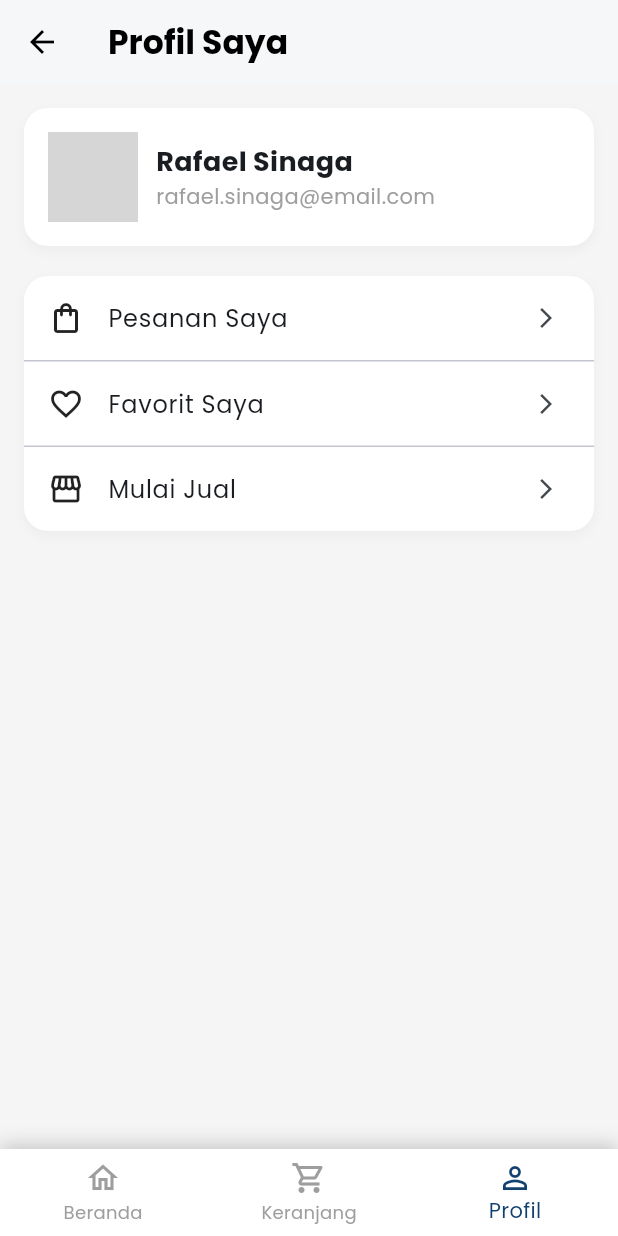
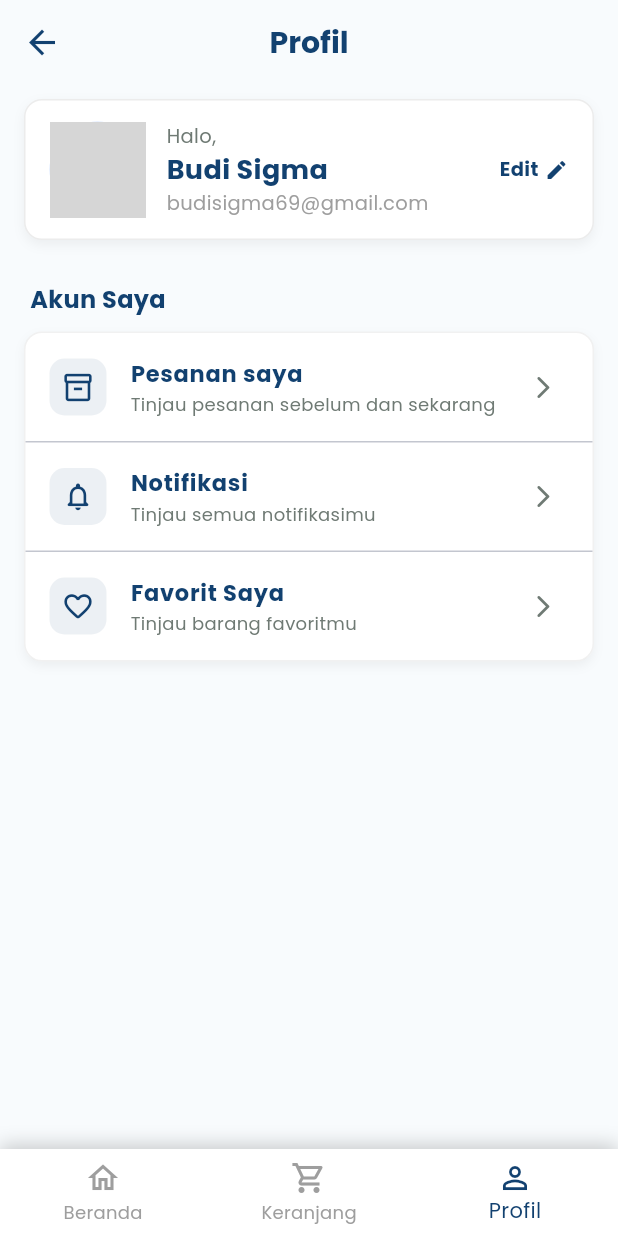
Before and after one commit to Rafael-Sinaga/ravello, a Flutter app: the ProfilePage screen opened by its route, on a phone screen of 412 x 824 dp. Run offline on Flutter 3.47's test engine with Material 3 defaults, Android fonts, the phone set to English and light mode, and no system bars; grey boxes are pictures that could not be loaded.

Commit message:
logika mikri kids

```diff
--- a/lib/main.dart
+++ b/lib/main.dart
@@ -1,6 +1,8 @@
 // lib/main.dart
 import 'package:flutter/material.dart';
 import 'package:provider/provider.dart';
+
+// === Pages ===
 import 'package:ravello/pages/splash_screen.dart';
 import 'package:ravello/pages/login_page.dart';
 import 'package:ravello/pages/register_page.dart';
@@ -8,15 +10,20 @@ import 'package:ravello/pages/home_page.dart';
 import 'package:ravello/pages/cart_page.dart';
 import 'package:ravello/pages/onboarding.dart';
 import 'package:ravello/pages/checkout_page.dart';
-import 'package:ravello/pages/profile_page.dart'; // ✅ tambahkan import profile_page
+import 'package:ravello/pages/profile_page.dart';
 import 'package:ravello/pages/favorite_page.dart';
+import 'package:ravello/pages/order_page.dart';
+
+// === Providers ===
 import 'package:ravello/providers/cart_provider.dart';
+import 'package:ravello/providers/order_provider.dart';
 
 void main() {
   runApp(
     MultiProvider(
       providers: [
         ChangeNotifierProvider(create: (_) => CartProvider()),
+        ChangeNotifierProvider(create: (_) => OrderProvider()), // ✅ Tambahan provider baru
       ],
       child: const RavelloApp(),
     ),
@@ -45,9 +52,9 @@ class RavelloApp extends StatelessWidget {
         '/home': (context) => const HomePage(),
         '/cart': (context) => const CartPage(),
         '/checkout': (context) => const CheckoutPage(),
-        '/profile': (context) => const ProfilePage(), // ✅ route baru ditambahkan
-        // '/payment': (context) => const PaymentPage(), // <- dihapus
+        '/profile': (context) => const ProfilePage(),
         '/favorite': (context) => const FavoritePage(),
+        '/orders': (context) => const OrderPage(), // ✅ route baru untuk halaman pesanan
       },
     );
   }
@@ -70,7 +77,6 @@ class _SplashScreenWrapperState extends State<SplashScreenWrapper> {
   Future<void> _navigateToOnboarding() async {
     await Future.delayed(const Duration(seconds: 2));
     if (!mounted) return;
-
     Navigator.pushReplacementNamed(context, '/onboarding');
   }
 
--- a/lib/pages/profile_page.dart
+++ b/lib/pages/profile_page.dart
@@ -1,3 +1,4 @@
+// lib/pages/profile_page.dart
 import 'package:flutter/material.dart';
 import 'home_page.dart';
 import 'order_page.dart';
@@ -8,6 +9,9 @@ class ProfilePage extends StatelessWidget {
 
   @override
   Widget build(BuildContext context) {
+    const Color primaryColor = Color(0xFF124170);
+    const Color lightBackground = Color(0xFFF8FBFD);
+
     return WillPopScope(
       onWillPop: () async {
         Navigator.of(context).pushReplacement(
@@ -17,46 +21,49 @@ class ProfilePage extends StatelessWidget {
                 const HomePage(),
             transitionsBuilder:
                 (context, animation, secondaryAnimation, child) {
-              return FadeTransition(
-                opacity: animation,
-                child: child,
-              );
+              return FadeTransition(opacity: animation, child: child);
             },
           ),
         );
         return false;
       },
       child: Scaffold(
-        backgroundColor: Colors.grey[100],
+        backgroundColor: lightBackground,
         appBar: AppBar(
+          backgroundColor: lightBackground,
+          elevation: 0,
+          leading: IconButton(
+            icon: const Icon(Icons.arrow_back, color: primaryColor, size: 26),
+            onPressed: () => Navigator.pushReplacementNamed(context, '/home'),
+          ),
           title: const Text(
-            'Profil Saya',
-            style: TextStyle(fontWeight: FontWeight.bold),
-          ),
-          backgroundColor: Colors.white,
-          foregroundColor: Colors.black,
-          elevation: 1,
-          leading: IconButton(
-            icon: const Icon(Icons.arrow_back),
-            onPressed: () {
-              Navigator.pushReplacementNamed(context, '/home');
-            },
+            'Profil',
+            style: TextStyle(
+              fontWeight: FontWeight.bold,
+              color: primaryColor,
+              fontSize: 20,
             ),
           ),
+          centerTitle: true,
+        ),
         body: SingleChildScrollView(
-          padding: const EdgeInsets.all(16),
+          physics: const BouncingScrollPhysics(),
+          padding: const EdgeInsets.symmetric(horizontal: 16, vertical: 10),
           child: Column(
             crossAxisAlignment: CrossAxisAlignment.start,
             children: [
-              // --- Bagian Profil User ---
+              // === Kartu Profil ===
               Container(
-                padding: const EdgeInsets.all(16),
+                width: double.infinity,
+                padding:
+                    const EdgeInsets.symmetric(horizontal: 16, vertical: 14),
                 decoration: BoxDecoration(
                   color: Colors.white,
-                  borderRadius: BorderRadius.circular(16),
+                  borderRadius: BorderRadius.circular(12),
+                  border: Border.all(color: Colors.grey.withOpacity(0.2)),
                   boxShadow: [
                     BoxShadow(
-                      color: Colors.grey.withOpacity(0.1),
+                      color: Colors.black.withOpacity(0.05),
                       blurRadius: 6,
                       offset: const Offset(0, 3),
                     ),
@@ -65,56 +72,97 @@ class ProfilePage extends StatelessWidget {
                 child: Row(
                   children: [
                     const CircleAvatar(
-                      radius: 30,
+                      radius: 32,
                       backgroundImage: AssetImage('assets/images/profile.png'),
                     ),
-                    const SizedBox(width: 12),
-                    Column(
+                    const SizedBox(width: 14),
+                    Expanded(
+                      child: Column(
                         crossAxisAlignment: CrossAxisAlignment.start,
                         children: const [
                           Text(
-                          'Rafael Sinaga',
+                            'Halo,',
                             style: TextStyle(
+                              color: Color(0xFF6F7A74),
+                              fontSize: 13,
+                            ),
+                          ),
+                          Text(
+                            'Budi Sigma',
+                            style: TextStyle(
+                              color: primaryColor,
                               fontSize: 18,
                               fontWeight: FontWeight.bold,
                             ),
                           ),
                           Text(
-                          'rafael.sinaga@email.com',
+                            'budisigma69@gmail.com',
                             style: TextStyle(
                               color: Colors.grey,
-                            fontSize: 14,
+                              fontSize: 13,
                             ),
                           ),
                         ],
                       ),
+                    ),
+                    InkWell(
+                      onTap: () {
+                        // nanti bisa diarahkan ke halaman edit profil
+                      },
+                      child: Row(
+                        children: const [
+                          Text(
+                            'Edit',
+                            style: TextStyle(
+                              color: primaryColor,
+                              fontWeight: FontWeight.w600,
+                              fontSize: 13,
+                            ),
+                          ),
+                          SizedBox(width: 4),
+                          Icon(Icons.edit, size: 16, color: primaryColor),
                         ],
                       ),
                     ),
-              const SizedBox(height: 20),
+                  ],
+                ),
+              ),
+              const SizedBox(height: 28),
 
-              // --- Bagian Menu Profil ---
+              // === Judul Akun Saya ===
+              const Padding(
+                padding: EdgeInsets.only(left: 4, bottom: 10),
+                child: Text(
+                  'Akun Saya',
+                  style: TextStyle(
+                    fontSize: 16,
+                    fontWeight: FontWeight.bold,
+                    color: primaryColor,
+                  ),
+                ),
+              ),
+
+              // === Kartu Menu ===
               Container(
                 decoration: BoxDecoration(
                   color: Colors.white,
-                  borderRadius: BorderRadius.circular(16),
+                  borderRadius: BorderRadius.circular(12),
+                  border: Border.all(color: Colors.grey.withOpacity(0.15)),
                   boxShadow: [
                     BoxShadow(
-                      color: Colors.grey.withOpacity(0.1),
-                      blurRadius: 6,
+                      color: Colors.black.withOpacity(0.05),
+                      blurRadius: 5,
                       offset: const Offset(0, 3),
                     ),
                   ],
                 ),
                 child: Column(
                   children: [
-                    ListTile(
-                      leading: const Icon(
-                        Icons.shopping_bag_outlined,
-                        color: Colors.black87,
-                      ),
-                      title: const Text('Pesanan Saya'),
-                      trailing: const Icon(Icons.arrow_forward_ios, size: 16),
+                    _buildMenuItem(
+                      context,
+                      icon: Icons.inventory_2_outlined,
+                      title: 'Pesanan saya',
+                      subtitle: 'Tinjau pesanan sebelum dan sekarang',
                       onTap: () {
                         Navigator.push(
                           context,
@@ -125,27 +173,23 @@ class ProfilePage extends StatelessWidget {
                       },
                     ),
                     const Divider(height: 1),
-                    ListTile(
-                      leading: const Icon(
-                        Icons.favorite_border,
-                        color: Colors.black87,
-                      ),
-                      title: const Text('Favorit Saya'),
-                      trailing: const Icon(Icons.arrow_forward_ios, size: 16),
+                    _buildMenuItem(
+                      context,
+                      icon: Icons.notifications_none_rounded,
+                      title: 'Notifikasi',
+                      subtitle: 'Tinjau semua notifikasimu',
                       onTap: () {
-                        Navigator.pushReplacementNamed(context, '/favorite');
+                        // nanti diarahkan ke halaman notifikasi
                       },
                     ),
                     const Divider(height: 1),
-                    ListTile(
-                      leading: const Icon(
-                        Icons.storefront_outlined,
-                        color: Colors.black87,
-                      ),
-                      title: const Text('Mulai Jual'),
-                      trailing: const Icon(Icons.arrow_forward_ios, size: 16),
+                    _buildMenuItem(
+                      context,
+                      icon: Icons.favorite_border_rounded,
+                      title: 'Favorit Saya',
+                      subtitle: 'Tinjau barang favoritmu',
                       onTap: () {
-                        // nanti diarahkan ke halaman jual
+                        Navigator.pushReplacementNamed(context, '/favorite');
                       },
                     ),
                   ],
@@ -154,8 +198,50 @@ class ProfilePage extends StatelessWidget {
             ],
           ),
         ),
-        bottomNavigationBar: const Navbar(currentIndex: 2), // ✅ FIXED
+        bottomNavigationBar: const Navbar(currentIndex: 2),
       ),
     );
   }
+
+  Widget _buildMenuItem(
+    BuildContext context, {
+    required IconData icon,
+    required String title,
+    required String subtitle,
+    required VoidCallback onTap,
+  }) {
+    const Color primaryColor = Color(0xFF124170);
+
+    return ListTile(
+      leading: Container(
+        padding: const EdgeInsets.all(8),
+        decoration: BoxDecoration(
+          color: primaryColor.withOpacity(0.08),
+          borderRadius: BorderRadius.circular(10),
+        ),
+        child: Icon(icon, color: primaryColor, size: 22),
+      ),
+      title: Text(
+        title,
+        style: const TextStyle(
+          fontSize: 15,
+          fontWeight: FontWeight.w600,
+          color: primaryColor,
+        ),
+      ),
+      subtitle: Text(
+        subtitle,
+        style: const TextStyle(
+          fontSize: 12,
+          color: Color(0xFF6F7A74),
+        ),
+      ),
+      trailing: const Icon(
+        Icons.arrow_forward_ios_rounded,
+        color: Color(0xFF6F7A74),
+        size: 18,
+      ),
+      onTap: onTap,
+    );
   }
+}
```
Also changed, not shown: lib/models/product_model.dart (+28 -18 lines), lib/pages/checkout_page.dart (+7 -13 lines), lib/pages/home_page.dart (+4 -37 lines), lib/pages/order_page.dart (+32 -34 lines), lib/providers/order_provider.dart (added, +19 -0 lines). Lines whose indentation alone changed are shown as unchanged.
